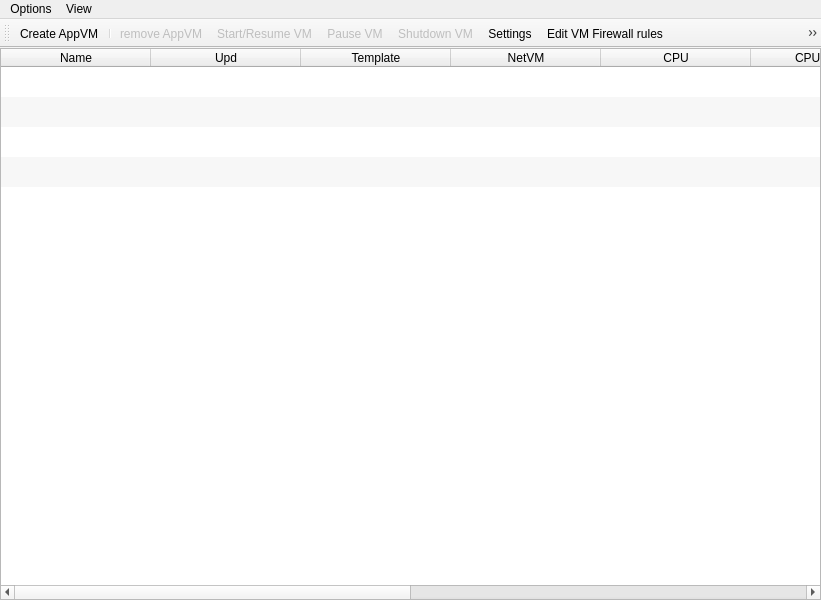
QubesOS/qubes-manager, file mainwindow.ui: the form before one commit.
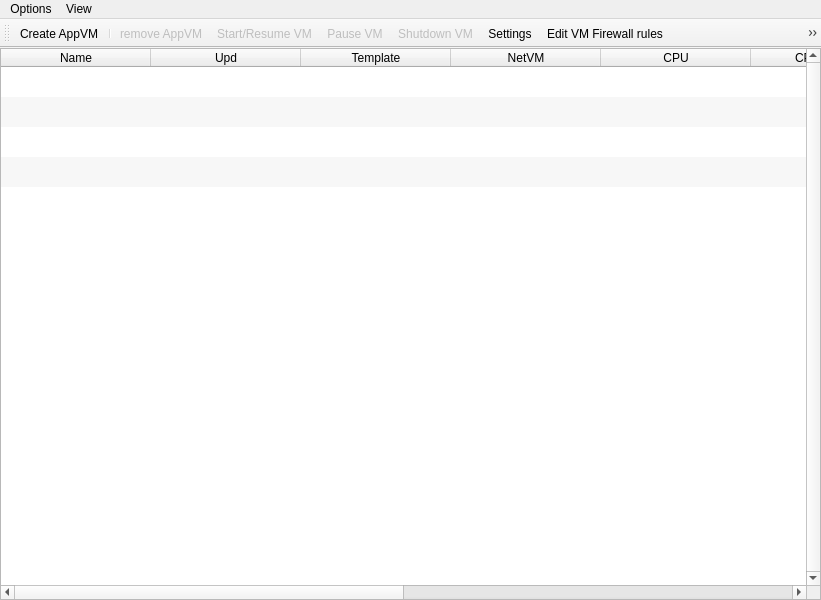
The form after the commit. Icons and pictures are not drawn.

Commit message: Conext menu and shifted View menu in the main window.

What changed in the file:
```diff
--- a/mainwindow.ui
+++ b/mainwindow.ui
@@ -90,6 +90,9 @@
       <property name="lineWidth">
        <number>0</number>
       </property>
+      <property name="verticalScrollBarPolicy">
+       <enum>Qt::ScrollBarAlwaysOn</enum>
+      </property>
       <property name="alternatingRowColors">
        <bool>true</bool>
       </property>
```
Left out of the diff: 12 changed lines with no effect on the pictures. Lines whose indentation alone changed are shown as unchanged. The commit also changes 1 other file.
